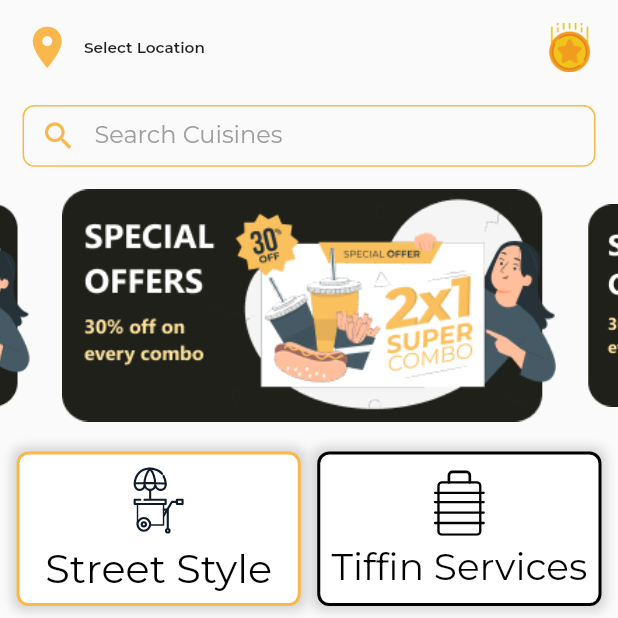
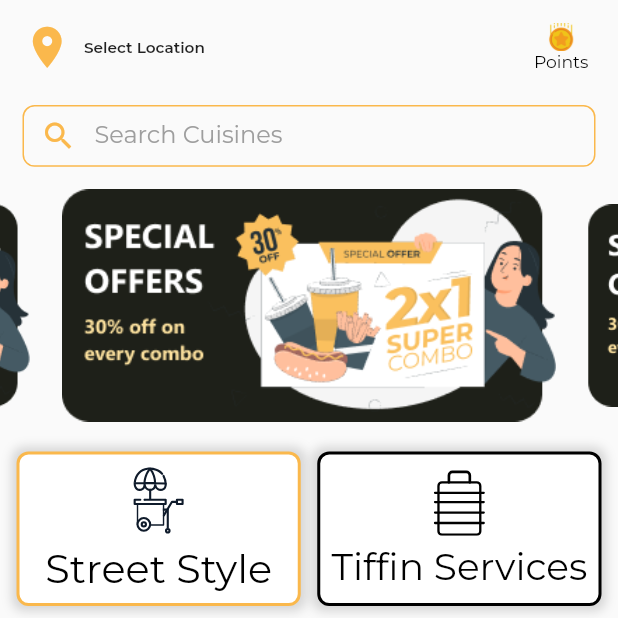
Before and after one commit to Foodistaan2021/Foodistaan-Main, a Flutter app: the HomeScreen screen opened directly, on a phone screen of 412 x 824 dp, the top half of it. Run offline on Flutter 3.47's test engine with Material 2 defaults, Android fonts, the phone set to English and light mode, and no system bars; drawn by our look-alikes of carousel_slider; our stand-ins replace cloud_firestore, firebase_auth, firebase_core, flutter_rating_bar, flutter_spinkit, flutter_svg and 13 more; missing offline and left inert: dart:ffi, qr_code_scanner, razorpay_flutter; accounts and stored records are empty; project files that could hold a hidden picture were left out.

Commit message:
fix home screen

```diff
--- a/lib/MainScreenFolder/AppBar/LocationPointsSearch.dart
+++ b/lib/MainScreenFolder/AppBar/LocationPointsSearch.dart
@@ -105,9 +105,10 @@ class _PointsState extends State<Points> {
               crossAxisAlignment: CrossAxisAlignment.center,
               children: [
                 Container(
+                    height: 45,
                     child: Image.asset(
-                  'assets/images/token 1.png',
-                )),
+                      'assets/images/token 1.png',
+                    )),
                 // Text(
                 //   '0',
                 //   style: TextStyle(
@@ -115,22 +116,18 @@ class _PointsState extends State<Points> {
                 //     fontSize: h1 * 0.033,
                 //   ),
                 // ),
-                // Text(
-                //   'Points',
-                //   style: TextStyle(
-                //     color: Colors.black,
-                //     fontSize: h1 * 0.033,
-                //   ),
-                // ),
+                Text(
+                  'Points',
+                  style: TextStyle(
+                    color: Colors.black,
+                    fontSize: h1 * 0.033,
+                  ),
+                ),
               ],
             ),
             SizedBox(
               width: 11,
             ),
-            // SvgPicture.asset(
-            //   'Images/fs_points.svg',
-            //   height: h1 * 0.055,
-            // ),
           ],
         ),
       ),
```
Also changed, not shown: lib/cart_screens/login_pay_cart_screen_main.dart (+6 -5 lines), lib/main.dart (line endings or trailing spaces), 1 other file.
